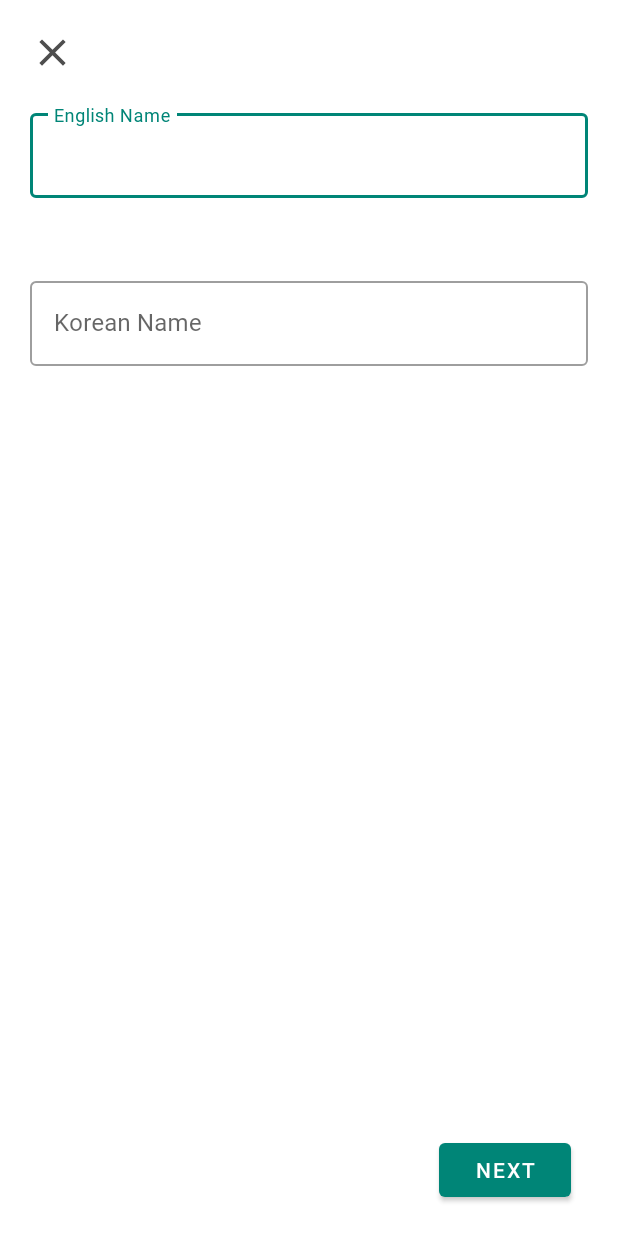
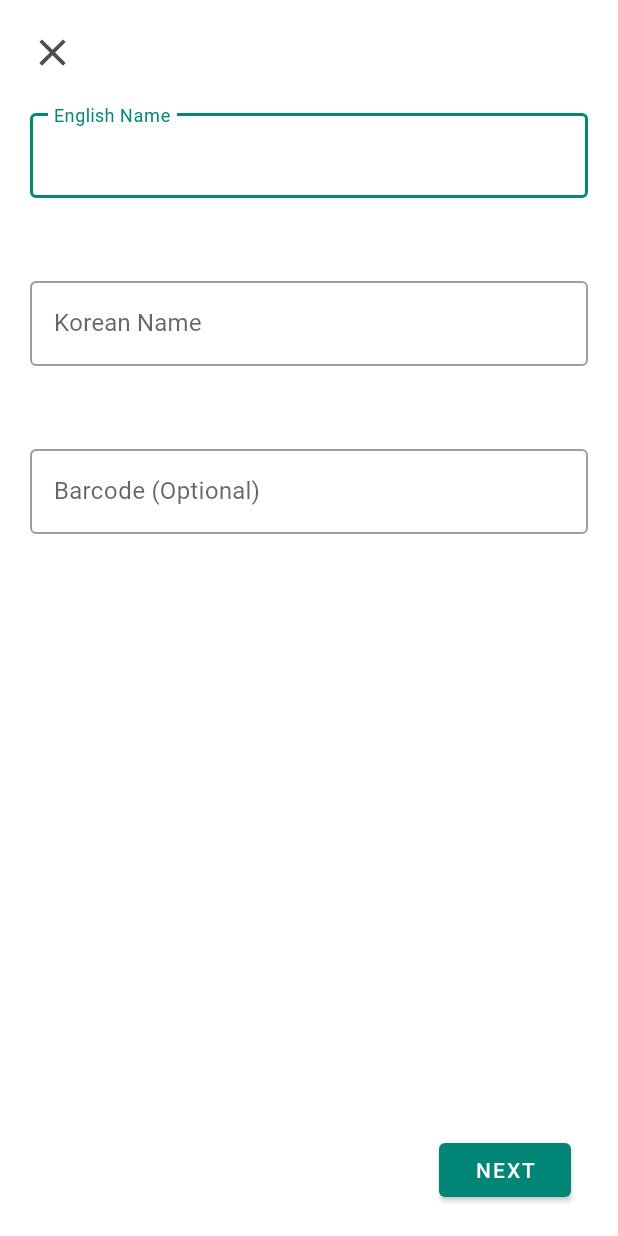
Before and after one commit to PhilippMa/MCATeam6, an Android app: the AddProductActivity screen opened directly, with no data from a screen before it, on a phone screen of 412 x 824 dp. Run offline under Robolectric (Android 15) with nearby library versions, the phone set to English and light mode, and no system bars; our stand-ins replace Firebase (no records; nobody signed in at launch, a user with empty details on screens opened directly).

Commit message:
feat: add editText for barcode in ProductGeneralInformationFragment

```diff
--- a/app/src/main/java/com/example/mcateam6/activities/AddProductActivity.kt
+++ b/app/src/main/java/com/example/mcateam6/activities/AddProductActivity.kt
@@ -118,7 +118,7 @@ class AddProductActivity : AppCompatActivity() {
         return db.upload(
             productModel.englishName,
             productModel.koreanName,
-            null,
+            if (!productModel.barcode.isNullOrBlank()) productModel.barcode else null,
             productModel.description,
             productModel.ingredients,
             productModel.attributes
--- a/app/src/main/java/com/example/mcateam6/fragments/ProductGeneralInformationFragment.kt
+++ b/app/src/main/java/com/example/mcateam6/fragments/ProductGeneralInformationFragment.kt
@@ -27,21 +27,32 @@ class ProductGeneralInformationFragment : AddProductFormPageFragment() {
 
         val enNameEdit: EditText = v.findViewById(R.id.en_name_edit)
         val krNameEdit: EditText = v.findViewById(R.id.kr_name_edit)
+        val barcodeEdit: EditText = v.findViewById(R.id.barcode_edit)
 
         enNameEdit.setText(productModel.englishName)
         krNameEdit.setText(productModel.koreanName)
-        updateModels(enNameEdit, krNameEdit)
+        barcodeEdit.setText(productModel.barcode)
+        updateModels(enNameEdit, krNameEdit, barcodeEdit)
 
         addFormListener(enNameEdit)
         addFormListener(krNameEdit)
+        addFormListener(barcodeEdit)
 
         return v
     }
 
-    private fun updateModels(enNameEditText: EditText = en_name_edit, krNameEditText: EditText = kr_name_edit) {
-        pagedFormModel.setIsValid(formPage, enNameEditText.text.toString().isNotBlank() && krNameEditText.text.toString().isNotBlank())
+    private fun updateModels(
+        enNameEditText: EditText = en_name_edit,
+        krNameEditText: EditText = kr_name_edit,
+        barcodeEditText: EditText = barcode_edit
+    ) {
+        pagedFormModel.setIsValid(
+            formPage,
+            enNameEditText.text.toString().isNotBlank() && krNameEditText.text.toString().isNotBlank()
+        )
         productModel.englishName = enNameEditText.text.toString()
         productModel.koreanName = krNameEditText.text.toString()
+        productModel.barcode = barcodeEditText.text.toString()
     }
 
     private fun addFormListener(editText: EditText) {
--- a/app/src/main/res/layout/fragment_product_description.xml
+++ b/app/src/main/res/layout/fragment_product_description.xml
@@ -13,7 +13,7 @@
         android:layout_height="wrap_content"
         android:layout_marginStart="@dimen/form_outer_margin"
         android:layout_marginEnd="@dimen/form_outer_margin"
-        android:hint="@string/description"
+        android:hint="@string/description_optional"
         app:hintAnimationEnabled="true"
         app:hintEnabled="true"
         app:layout_constraintEnd_toEndOf="parent"
--- a/app/src/main/res/layout/fragment_product_general_information.xml
+++ b/app/src/main/res/layout/fragment_product_general_information.xml
@@ -60,4 +60,31 @@
 
     </com.google.android.material.textfield.TextInputLayout>
 
+    <com.google.android.material.textfield.TextInputLayout
+        android:id="@+id/barcode_editLayout"
+        style="@style/Widget.MaterialComponents.TextInputLayout.OutlinedBox"
+        android:layout_width="match_parent"
+        android:layout_height="wrap_content"
+        android:layout_marginStart="@dimen/form_outer_margin"
+        android:layout_marginTop="@dimen/form_large_margin"
+        android:layout_marginEnd="@dimen/form_outer_margin"
+        android:hint="@string/barcode_optional"
+        app:hintAnimationEnabled="true"
+        app:hintEnabled="true"
+        app:layout_constraintEnd_toEndOf="parent"
+        app:layout_constraintHorizontal_bias="0.0"
+        app:layout_constraintStart_toStartOf="parent"
+        app:layout_constraintTop_toBottomOf="@+id/kr_name_editLayout">
+
+        <com.google.android.material.textfield.TextInputEditText
+            android:id="@+id/barcode_edit"
+            android:layout_width="match_parent"
+            android:layout_height="wrap_content"
+            android:fontFamily="@font/roboto"
+            android:inputType="number"
+            android:maxLength="30"
+            android:maxLines="1" />
+
+    </com.google.android.material.textfield.TextInputLayout>
+
 </androidx.constraintlayout.widget.ConstraintLayout>
--- a/app/src/main/res/values/strings.xml
+++ b/app/src/main/res/values/strings.xml
@@ -5,7 +5,7 @@
     <string name="title_setting">Settings</string>
     <string name="english_name">English Name</string>
     <string name="korean_name">Korean Name</string>
-    <string name="description">Description</string>
+    <string name="description_optional">Description (Optional)</string>
     <string name="ingredients">Ingredients</string>
     <string name="add">Add</string>
     <string name="ingredient">Ingredient</string>
@@ -16,6 +16,7 @@
     <string name="vegetarian">Vegetarian</string>
     <string name="none">None</string>
     <string name="close_button">Close button</string>
+    <string name="barcode_optional">Barcode (Optional)</string>
     <string name="entry_java_title">Java</string>
     <string name="entry_java_subtitle">Run the MLKit Showcase written in Java.</string>
     <string name="entry_kotlin_title">Kotlin</string>
```
